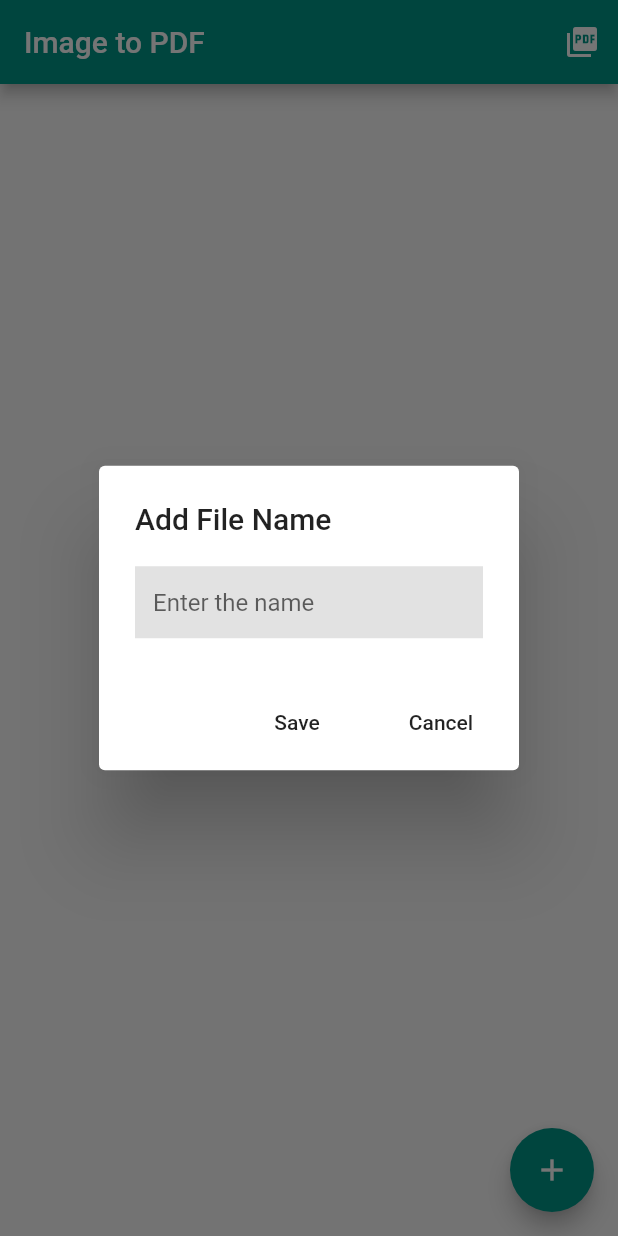
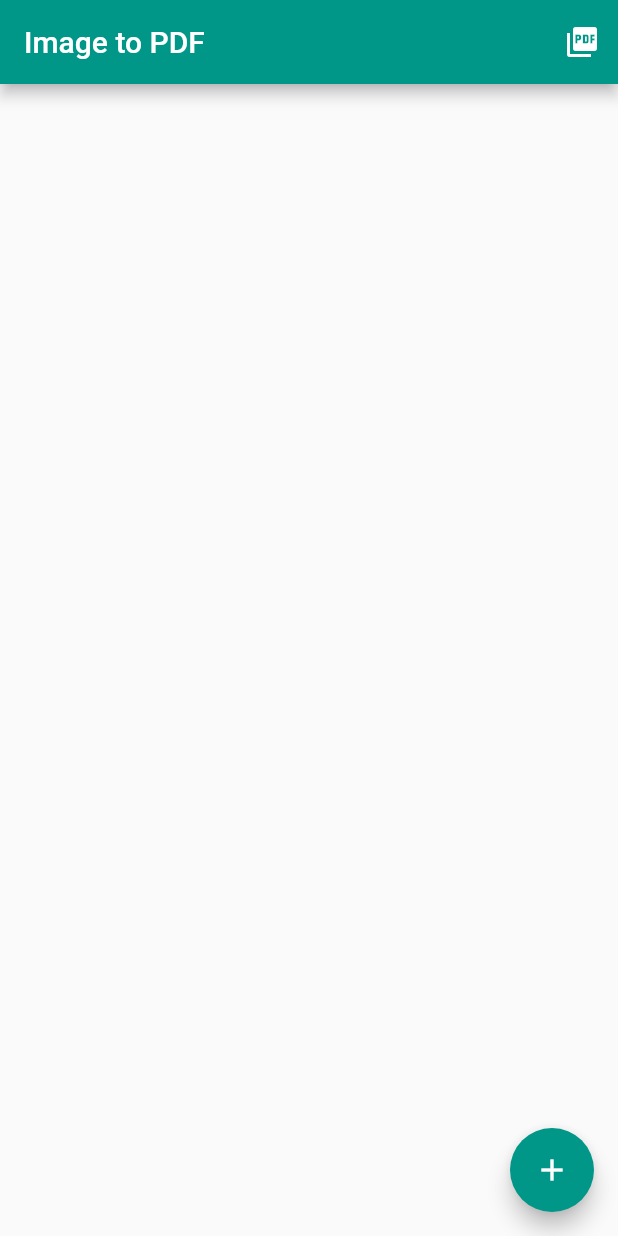
Before and after one commit to KasarAkash/Image-To-PDF, a Flutter app: the screen it shows after launch, after a tap on the "picture as pdf" icon, on a phone screen of 412 x 824 dp. Run offline on Flutter 3.47's test engine with Material 2 defaults, Android fonts, the light colour scheme and no system bars; our stand-ins replace another_flushbar, image_picker, pdf.

Commit message:
v1.0.0 is completed

```diff
--- a/lib/Page/HomePage.dart
+++ b/lib/Page/HomePage.dart
@@ -33,8 +33,12 @@ class _HomePageState extends State<HomePage> {
           IconButton(
             icon: Icon(Icons.picture_as_pdf),
             onPressed: () {
-              createPDF();
-              addName();
+              if (image.isEmpty) {
+                showMessage("Error", "Images are not Selected");
+              } else {
+                createPDF();
+                addName();
+              }
             },
           ),
         ],
@@ -42,6 +46,7 @@ class _HomePageState extends State<HomePage> {
       body: image.isEmpty
           ? SizedBox()
           : ListView.builder(
+              physics: BouncingScrollPhysics(),
               itemCount: image.length,
               itemBuilder: (BuildContext context, int index) {
                 return Container(
@@ -76,46 +81,13 @@ class _HomePageState extends State<HomePage> {
     }
   }
 
-  addName() {
-    showDialog(
-      context: context,
-      builder: (ctx) => AlertDialog(
-        title: Text("Add File Name"),
-        content: TextField(
-          decoration: InputDecoration(
-            border: InputBorder.none,
-            hintText: "Enter the name",
-            fillColor: Colors.grey.withOpacity(0.3),
-            filled: true,
-          ),
-          controller: fileNameController,
-        ),
-        actions: <Widget>[
-          FlatButton(
-            onPressed: () {
-              savePDF(fileNameController.text);
-              Navigator.of(ctx).pop();
-            },
-            child: Text("Save"),
-          ),
-          FlatButton(
-            onPressed: () {
-              Navigator.of(ctx).pop();
-            },
-            child: Text("Cancel"),
-          ),
-        ],
-      ),
-    );
-  }
-
   savePDF(String name) async {
     try {
       final dir = await getExternalStorageDirectory();
-      final file = File("${dir!.path}/file.pdf");
+      final file = File("${dir!.path}/$name.pdf");
       await file.writeAsBytes(await pdf.save());
 
-      showMessage("Success", "Pdf is saved in Storage");
+      showMessage("Success", "Pdf is saved in ${dir.path}");
     } catch (e) {
       showMessage("Error", e.toString());
     }
@@ -144,4 +116,43 @@ class _HomePageState extends State<HomePage> {
       }
     });
   }
+
+  addName() {
+    showDialog(
+      context: context,
+      builder: (ctx) => AlertDialog(
+        title: Text("Add File Name"),
+        content: TextField(
+          decoration: InputDecoration(
+            border: InputBorder.none,
+            hintText: "Enter the name",
+            fillColor: Colors.grey.withOpacity(0.3),
+            filled: true,
+          ),
+          controller: fileNameController,
+        ),
+        actions: <Widget>[
+          FlatButton(
+            onPressed: () {
+              savePDF(fileNameController.text);
+              setState(() {
+                image = [];
+              });
+              Navigator.of(ctx).pop();
+            },
+            child: Text("Save"),
+          ),
+          FlatButton(
+            onPressed: () {
+              setState(() {
+                fileNameController.clear();
+              });
+              Navigator.of(ctx).pop();
+            },
+            child: Text("Cancel"),
+          ),
+        ],
+      ),
+    );
+  }
 }
```
